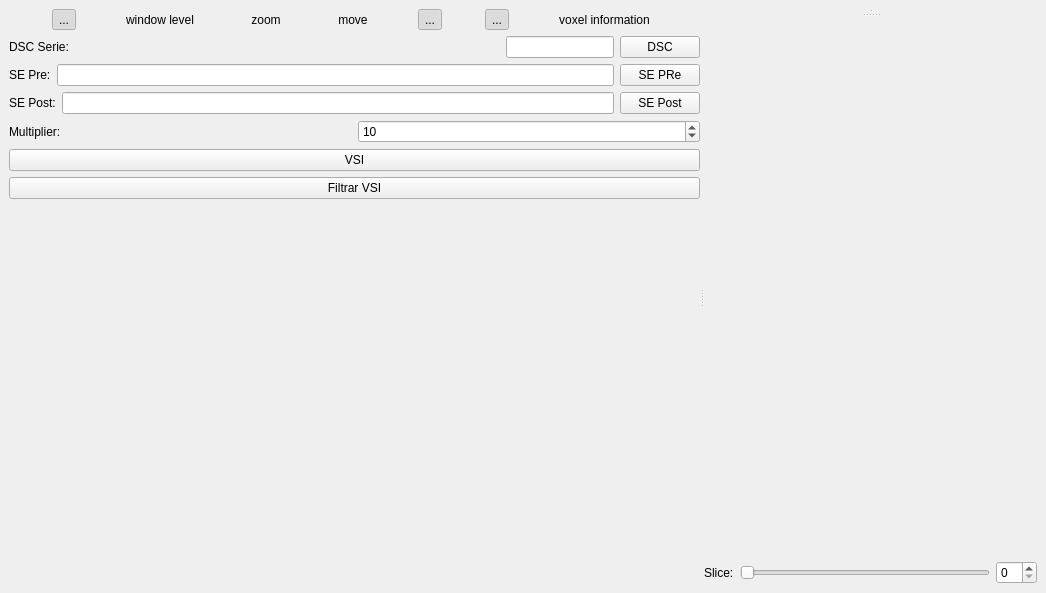
Before: the Qt Designer form starviewer/src/extensions/playground/vsireconstruction/qvsireconstructionextensionbase.ui in starviewer-medical/starviewer, drawn with Qt 5.
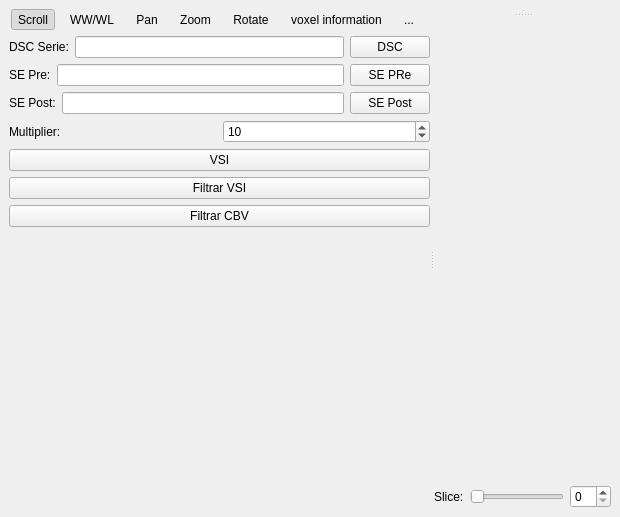
After: the same form once the commit is applied. Icons and pictures are not drawn. Custom widgets are drawn as their Qt base class.

Commit message: ENH: S'han millorat les funcionalitats de l'extensió VSIReconstruction

```diff
--- a/starviewer/src/extensions/playground/vsireconstruction/qvsireconstructionextensionbase.ui
+++ b/starviewer/src/extensions/playground/vsireconstruction/qvsireconstructionextensionbase.ui
@@ -5,8 +5,8 @@
    <rect>
     <x>0</x>
     <y>0</y>
-    <width>1046</width>
-    <height>593</height>
+    <width>620</width>
+    <height>517</height>
    </rect>
   </property>
   <property name="windowTitle" >
@@ -50,12 +50,12 @@
            <number>0</number>
           </property>
           <property name="spacing" >
-           <number>0</number>
+           <number>6</number>
           </property>
           <item>
            <widget class="QToolButton" name="m_slicingToolButton" >
             <property name="text" >
-             <string>...</string>
+             <string>Scroll</string>
             </property>
             <property name="icon" >
              <iconset/>
@@ -72,6 +72,9 @@
             <property name="checked" >
              <bool>true</bool>
             </property>
+            <property name="toolButtonStyle" >
+             <enum>Qt::ToolButtonTextUnderIcon</enum>
+            </property>
             <property name="autoRaise" >
              <bool>true</bool>
             </property>
@@ -80,7 +83,7 @@
           <item>
            <widget class="QToolButton" name="m_windowLevelToolButton" >
             <property name="text" >
-             <string>window level</string>
+             <string>WW/WL</string>
             </property>
             <property name="icon" >
              <iconset/>
@@ -94,27 +97,8 @@
             <property name="checkable" >
              <bool>true</bool>
             </property>
-            <property name="autoRaise" >
-             <bool>true</bool>
-            </property>
-           </widget>
-          </item>
-          <item>
-           <widget class="QToolButton" name="m_zoomToolButton" >
-            <property name="text" >
-             <string>zoom</string>
-            </property>
-            <property name="icon" >
-             <iconset/>
-            </property>
-            <property name="iconSize" >
-             <size>
-              <width>32</width>
-              <height>32</height>
-             </size>
-            </property>
-            <property name="checkable" >
-             <bool>true</bool>
+            <property name="toolButtonStyle" >
+             <enum>Qt::ToolButtonTextUnderIcon</enum>
             </property>
             <property name="autoRaise" >
              <bool>true</bool>
@@ -124,7 +108,7 @@
           <item>
            <widget class="QToolButton" name="m_translateToolButton" >
             <property name="text" >
-             <string>move</string>
+             <string>Pan</string>
             </property>
             <property name="icon" >
              <iconset/>
@@ -137,6 +121,34 @@
             </property>
             <property name="checkable" >
              <bool>true</bool>
+            </property>
+            <property name="toolButtonStyle" >
+             <enum>Qt::ToolButtonTextUnderIcon</enum>
+            </property>
+            <property name="autoRaise" >
+             <bool>true</bool>
+            </property>
+           </widget>
+          </item>
+          <item>
+           <widget class="QToolButton" name="m_zoomToolButton" >
+            <property name="text" >
+             <string>Zoom</string>
+            </property>
+            <property name="icon" >
+             <iconset/>
+            </property>
+            <property name="iconSize" >
+             <size>
+              <width>32</width>
+              <height>32</height>
+             </size>
+            </property>
+            <property name="checkable" >
+             <bool>true</bool>
+            </property>
+            <property name="toolButtonStyle" >
+             <enum>Qt::ToolButtonTextUnderIcon</enum>
             </property>
             <property name="autoRaise" >
              <bool>true</bool>
@@ -146,7 +158,7 @@
           <item>
            <widget class="QToolButton" name="m_rotateClockWiseToolButton" >
             <property name="text" >
-             <string>...</string>
+             <string>Rotate</string>
             </property>
             <property name="icon" >
              <iconset/>
@@ -157,33 +169,8 @@
               <height>32</height>
              </size>
             </property>
-            <property name="checkable" >
-             <bool>true</bool>
-            </property>
-            <property name="checked" >
-             <bool>true</bool>
-            </property>
-            <property name="autoRaise" >
-             <bool>true</bool>
-            </property>
-           </widget>
-          </item>
-          <item>
-           <widget class="QToolButton" name="m_screenShotToolButton" >
-            <property name="text" >
-             <string>...</string>
-            </property>
-            <property name="iconSize" >
-             <size>
-              <width>32</width>
-              <height>32</height>
-             </size>
-            </property>
-            <property name="checkable" >
-             <bool>true</bool>
-            </property>
-            <property name="checked" >
-             <bool>true</bool>
+            <property name="toolButtonStyle" >
+             <enum>Qt::ToolButtonTextUnderIcon</enum>
             </property>
             <property name="autoRaise" >
              <bool>true</bool>
@@ -218,6 +205,28 @@
             </property>
            </widget>
           </item>
+          <item>
+           <widget class="QToolButton" name="m_screenShotToolButton" >
+            <property name="text" >
+             <string>...</string>
+            </property>
+            <property name="icon" >
+             <iconset/>
+            </property>
+            <property name="iconSize" >
+             <size>
+              <width>32</width>
+              <height>32</height>
+             </size>
+            </property>
+            <property name="checkable" >
+             <bool>true</bool>
+            </property>
+            <property name="autoRaise" >
+             <bool>true</bool>
+            </property>
+           </widget>
+          </item>
          </layout>
         </item>
         <item>
@@ -239,7 +248,7 @@
            <widget class="QLineEdit" name="m_DSCLineEdit" >
             <property name="sizePolicy" >
              <sizepolicy>
-              <hsizetype>0</hsizetype>
+              <hsizetype>7</hsizetype>
               <vsizetype>0</vsizetype>
               <horstretch>0</horstretch>
               <verstretch>0</verstretch>
@@ -375,6 +384,13 @@
           </property>
          </widget>
         </item>
+        <item>
+         <widget class="QPushButton" name="m_filterCBVPushButton" >
+          <property name="text" >
+           <string>Filtrar CBV</string>
+          </property>
+         </widget>
+        </item>
         <item>
          <spacer>
           <property name="orientation" >
```
Left out of the diff: 4 changed lines with no effect on the pictures. The commit also changes 2 other files.
